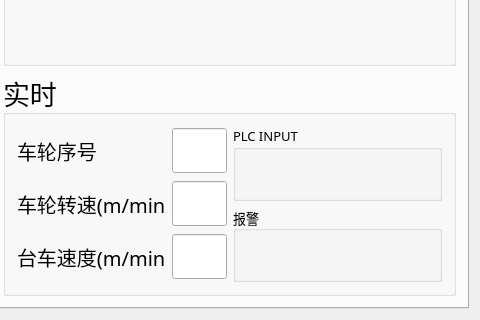
cx3386/WheelMonitor, file sources/mainwindow.ui: the form before one commit; both pictures show x 481 to 961 and y 353 to 673 of the 961 by 673 pixel window.
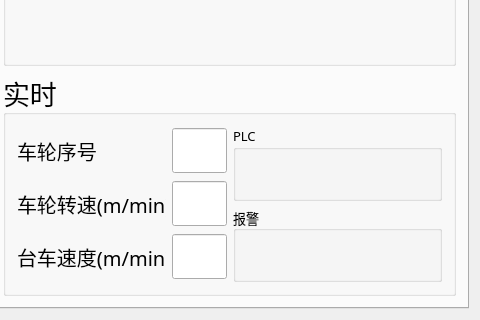
The form after the commit. The open tabs and pages were chosen to show the change. Icons and pictures are not drawn.

What changed in the file:
```diff
--- a/sources/mainwindow.ui
+++ b/sources/mainwindow.ui
@@ -424,7 +424,13 @@
                 </font>
                </property>
                <property name="title">
-                <string>PLC INPUT</string>
+                <string>PLC</string>
+               </property>
+               <property name="flat">
+                <bool>false</bool>
+               </property>
+               <property name="checkable">
+                <bool>false</bool>
                </property>
                <layout class="QGridLayout" name="gridLayout">
                 <item row="0" column="0">
```
Left out of the diff: 4 changed lines with no effect on the pictures.
